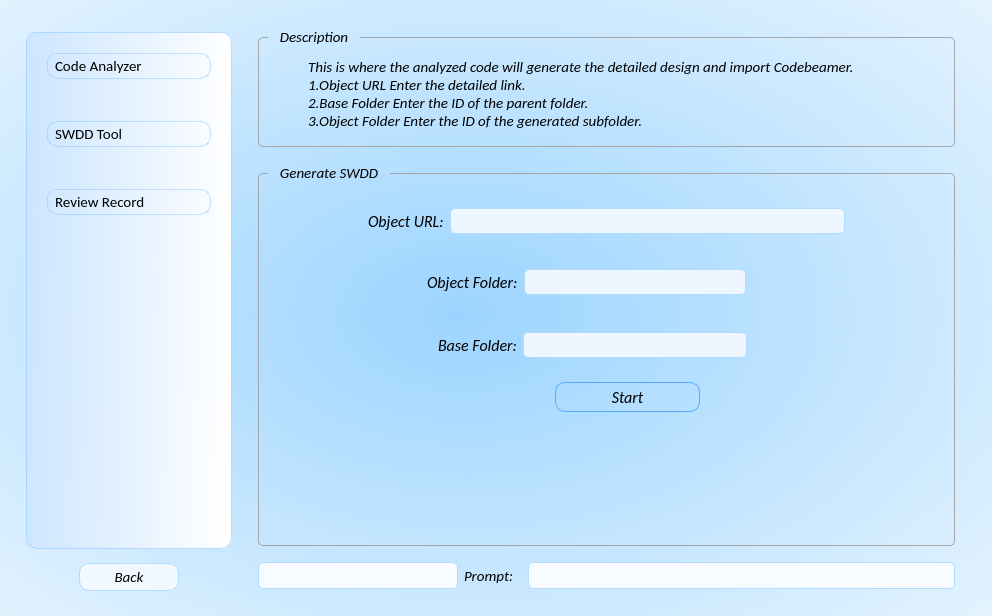
Qt form Autogo_ui.ui (YUZHIRUN/Autogo) before a commit.
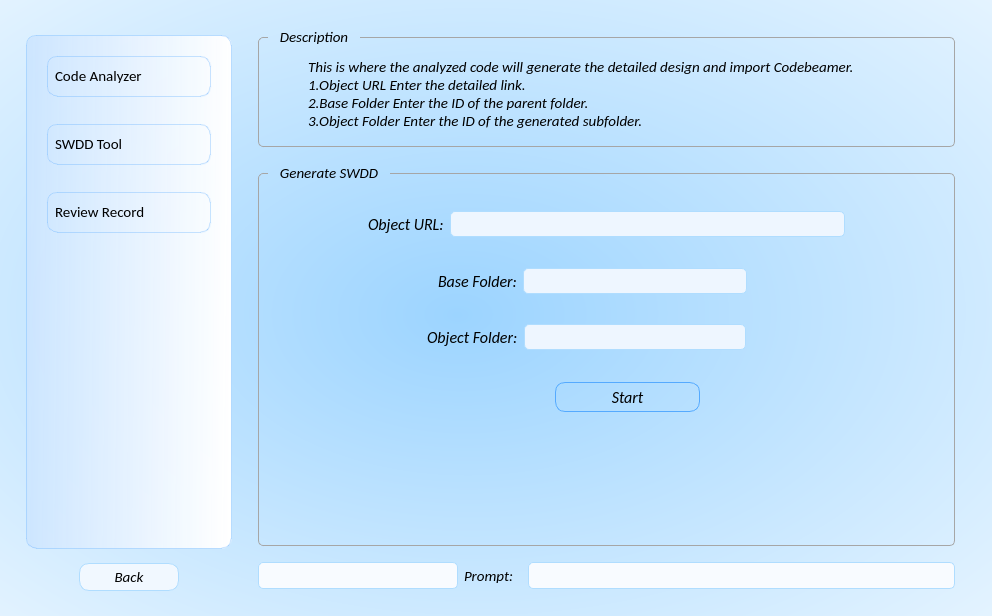
The same form after that commit. The open tabs and pages were chosen to show the change. Icons and pictures are not drawn.

The edit to the form file:
```diff
--- a/Autogo_ui.ui
+++ b/Autogo_ui.ui
@@ -570,7 +570,7 @@
            <number>8</number>
           </property>
           <property name="topMargin">
-           <number>14</number>
+           <number>17</number>
           </property>
           <property name="rightMargin">
            <number>1</number>
@@ -615,6 +615,7 @@
 QListWidget::item{
 margin:20px;
 padding:2px 4px;
+height:35px;
 border:1px groove rgba(85, 170, 255, 80);
 border-radius:10px;
 }
@@ -2478,20 +2479,73 @@
                 </layout>
                </item>
                <item>
-                <spacer name="verticalSpacer_8">
-                 <property name="orientation">
-                  <enum>Qt::Vertical</enum>
+                <layout class="QHBoxLayout" name="horizontalLayout_33">
+                 <property name="leftMargin">
+                  <number>170</number>
                  </property>
-                 <property name="sizeType">
-                  <enum>QSizePolicy::Fixed</enum>
+                 <property name="topMargin">
+                  <number>3</number>
                  </property>
-                 <property name="sizeHint" stdset="0">
-                  <size>
-                   <width>20</width>
-                   <height>13</height>
-                  </size>
+                 <property name="rightMargin">
+                  <number>198</number>
                  </property>
-                </spacer>
+                 <property name="bottomMargin">
+                  <number>12</number>
+                 </property>
+                 <item>
+                  <widget class="QLabel" name="label_20">
+                   <property name="sizePolicy">
+                    <sizepolicy hsizetype="Fixed" vsizetype="Expanding">
+                     <horstretch>0</horstretch>
+                     <verstretch>0</verstretch>
+                    </sizepolicy>
+                   </property>
+                   <property name="font">
+                    <font>
+                     <family>Calibri</family>
+                     <pointsize>12</pointsize>
+                     <weight>50</weight>
+                     <italic>true</italic>
+                     <bold>false</bold>
+                     <kerning>true</kerning>
+                    </font>
+                   </property>
+                   <property name="text">
+                    <string>Base Folder:</string>
+                   </property>
+                  </widget>
+                 </item>
+                 <item>
+                  <widget class="QLineEdit" name="base_coor">
+                   <property name="font">
+                    <font>
+                     <family>Microsoft YaHei</family>
+                     <pointsize>10</pointsize>
+                     <weight>50</weight>
+                     <italic>false</italic>
+                     <bold>false</bold>
+                    </font>
+                   </property>
+                   <property name="toolTip">
+                    <string>&lt;html&gt;&lt;head/&gt;&lt;body&gt;&lt;p&gt;e.g. 23.2.1.5&lt;/p&gt;&lt;/body&gt;&lt;/html&gt;</string>
+                   </property>
+                   <property name="styleSheet">
+                    <string notr="true">QLineEdit {
+border:1px solid rgb(176, 221, 255);
+border-radius:5px;
+padding:2px 4px;
+background-color: rgb(238, 246, 255);
+}</string>
+                   </property>
+                   <property name="text">
+                    <string/>
+                   </property>
+                   <property name="readOnly">
+                    <bool>false</bool>
+                   </property>
+                  </widget>
+                 </item>
+                </layout>
                </item>
                <item>
                 <layout class="QHBoxLayout" name="horizontalLayout_32">
@@ -2562,75 +2616,6 @@
                  </item>
                 </layout>
                </item>
-               <item>
-                <layout class="QHBoxLayout" name="horizontalLayout_33">
-                 <property name="leftMargin">
-                  <number>170</number>
-                 </property>
-                 <property name="topMargin">
-                  <number>3</number>
-                 </property>
-                 <property name="rightMargin">
-                  <number>198</number>
-                 </property>
-                 <property name="bottomMargin">
-                  <number>12</number>
-                 </property>
-                 <item>
-                  <widget class="QLabel" name="label_20">
-                   <property name="sizePolicy">
-                    <sizepolicy hsizetype="Fixed" vsizetype="Expanding">
-                     <horstretch>0</horstretch>
-                     <verstretch>0</verstretch>
-                    </sizepolicy>
-                   </property>
-                   <property name="font">
-                    <font>
-                     <family>Calibri</family>
-                     <pointsize>12</pointsize>
-                     <weight>50</weight>
-                     <italic>true</italic>
-                     <bold>false</bold>
-                     <kerning>true</kerning>
-                    </font>
-                   </property>
-                   <property name="text">
-                    <string>Base Folder:</string>
-                   </property>
-                  </widget>
-                 </item>
-                 <item>
-                  <widget class="QLineEdit" name="base_coor">
-                   <property name="font">
-                    <font>
-                     <family>Microsoft YaHei</family>
-                     <pointsize>10</pointsize>
-                     <weight>50</weight>
-                     <italic>false</italic>
-                     <bold>false</bold>
-                    </font>
-                   </property>
-                   <property name="toolTip">
-                    <string>&lt;html&gt;&lt;head/&gt;&lt;body&gt;&lt;p&gt;e.g. 23.2.1.5&lt;/p&gt;&lt;/body&gt;&lt;/html&gt;</string>
-                   </property>
-                   <property name="styleSheet">
-                    <string notr="true">QLineEdit {
-border:1px solid rgb(176, 221, 255);
-border-radius:5px;
-padding:2px 4px;
-background-color: rgb(238, 246, 255);
-}</string>
-                   </property>
-                   <property name="text">
-                    <string/>
-                   </property>
-                   <property name="readOnly">
-                    <bool>false</bool>
-                   </property>
-                  </widget>
-                 </item>
-                </layout>
-               </item>
                <item>
                 <layout class="QHBoxLayout" name="horizontalLayout_35">
                  <property name="bottomMargin">
```
Left out of the diff: 8 changed lines with no effect on the pictures.
